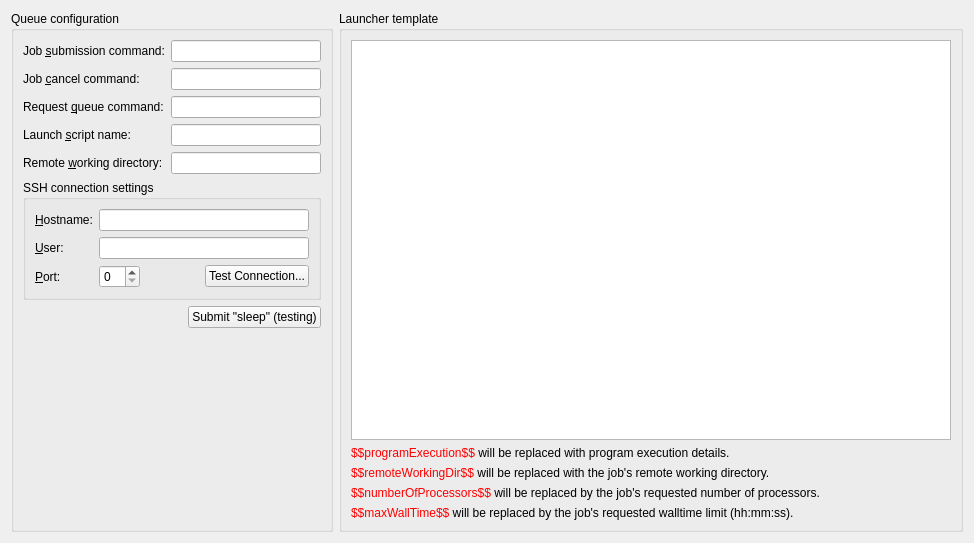
Above: molequeue/ui/remotequeuewidget.ui from OpenChemistry/molequeue before the change. Below: the same form after it.
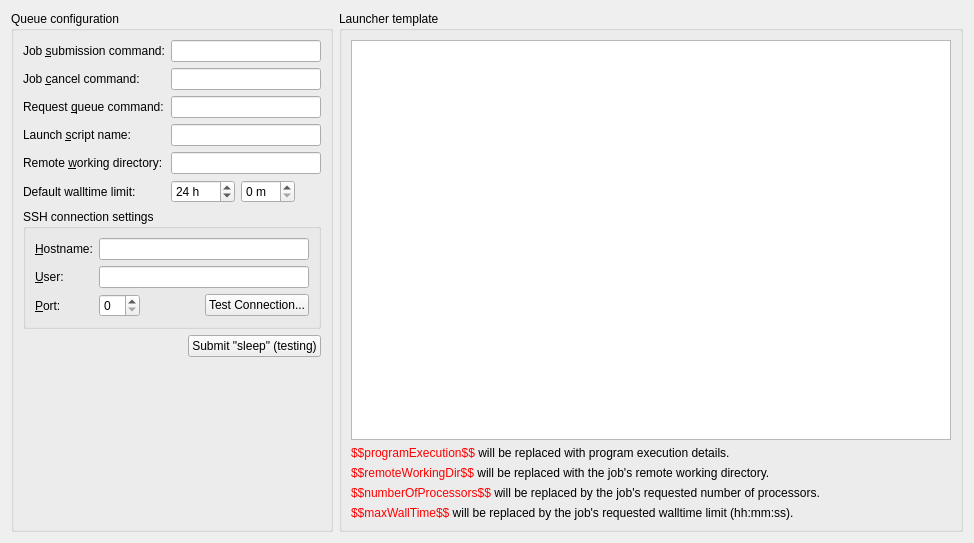
That is the form after the change.

Commit message:
Add a (remote) queue-specific maximum walltime.
This patch implements a default walltime limit for
remote queues that will be used if the job specific
walltime is <= 0.

```diff
--- a/molequeue/ui/remotequeuewidget.ui
+++ b/molequeue/ui/remotequeuewidget.ui
@@ -7,7 +7,7 @@
     <x>0</x>
     <y>0</y>
     <width>958</width>
-    <height>498</height>
+    <height>516</height>
    </rect>
   </property>
   <property name="windowTitle">
@@ -82,7 +82,7 @@
       <item row="5" column="1">
        <widget class="QLineEdit" name="edit_workingDirectoryBase"/>
       </item>
-      <item row="6" column="0" colspan="2">
+      <item row="7" column="0" colspan="2">
        <widget class="QGroupBox" name="groupBox_3">
         <property name="title">
          <string>SSH connection settings</string>
@@ -154,7 +154,7 @@
         </layout>
        </widget>
       </item>
-      <item row="8" column="0" colspan="2">
+      <item row="9" column="0" colspan="2">
        <layout class="QHBoxLayout" name="horizontalLayout_3">
         <item>
          <spacer name="horizontalSpacer_2">
@@ -191,6 +191,40 @@
       <item row="1" column="1">
        <widget class="QLineEdit" name="edit_killCommand"/>
       </item>
+      <item row="6" column="0">
+       <widget class="QLabel" name="label_13">
+        <property name="text">
+         <string>Default walltime limit:</string>
+        </property>
+       </widget>
+      </item>
+      <item row="6" column="1">
+       <layout class="QHBoxLayout" name="horizontalLayout_2">
+        <item>
+         <widget class="QSpinBox" name="wallTimeHours">
+          <property name="suffix">
+           <string> h</string>
+          </property>
+          <property name="maximum">
+           <number>2000</number>
+          </property>
+          <property name="value">
+           <number>24</number>
+          </property>
+         </widget>
+        </item>
+        <item>
+         <widget class="QSpinBox" name="wallTimeMinutes">
+          <property name="suffix">
+           <string> m</string>
+          </property>
+          <property name="maximum">
+           <number>59</number>
+          </property>
+         </widget>
+        </item>
+       </layout>
+      </item>
      </layout>
     </widget>
    </item>
```
The commit also changes 17 other files.
